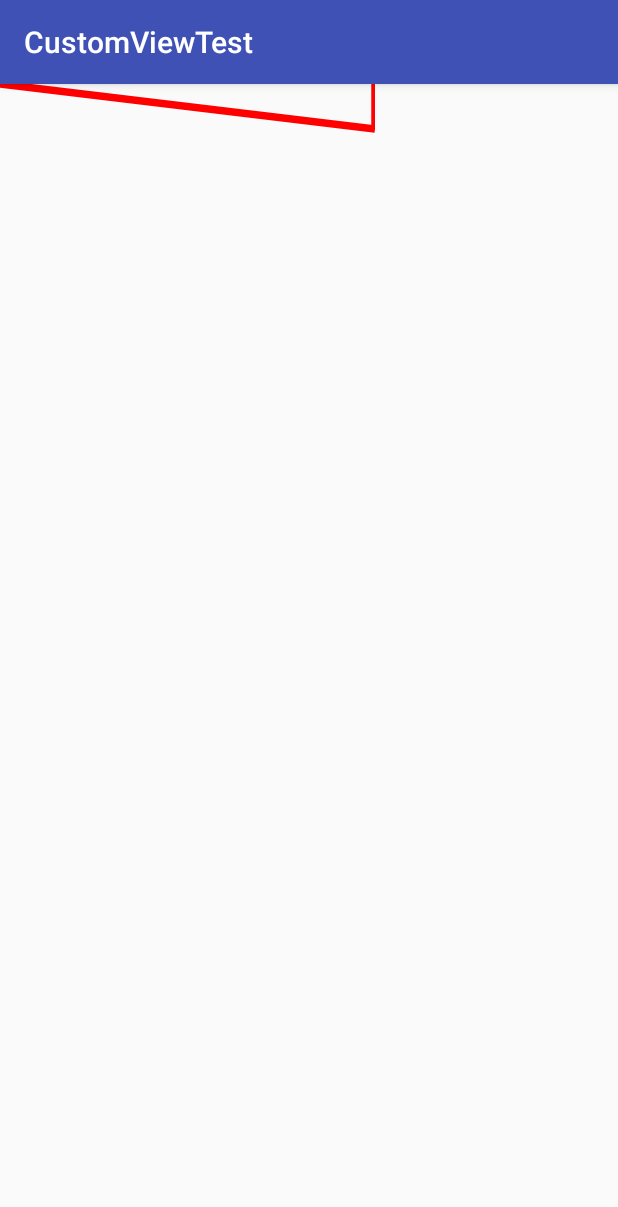
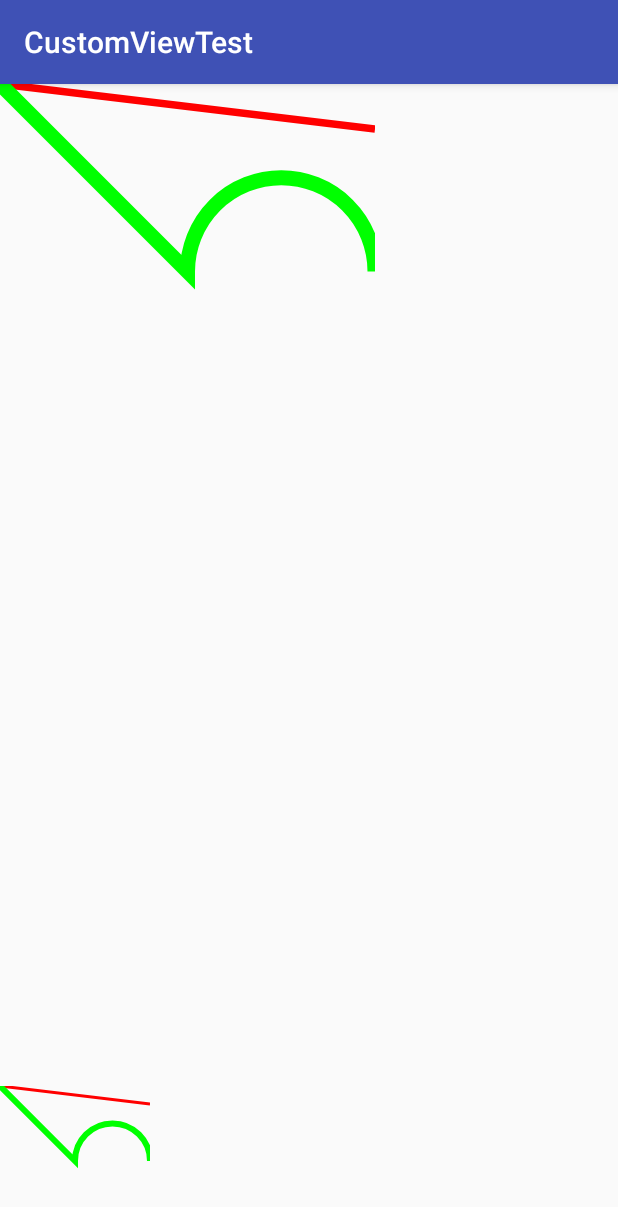
Before and after one commit to xiaweizi/CustomViewTest, an Android app: the VectorActivity screen opened directly, with no data from a screen before it, on a phone screen of 412 x 824 dp. Shown: the top 1207 px of the screen. Run offline under Robolectric (Android 15) with nearby library versions, the light colour scheme and no system bars.

Commit message:
[dev] 适量图动画效果添加

```diff
--- a/app/build.gradle
+++ b/app/build.gradle
@@ -4,7 +4,7 @@ android {
     compileSdkVersion 26
     defaultConfig {
         applicationId "com.example.xiaweizi.customviewtest"
-        minSdkVersion 15
+        minSdkVersion 21
         targetSdkVersion 26
         versionCode 1
         versionName "1.0"
--- a/app/src/main/java/com/example/xiaweizi/customviewtest/VectorActivity.java
+++ b/app/src/main/java/com/example/xiaweizi/customviewtest/VectorActivity.java
@@ -1,13 +1,30 @@
 package com.example.xiaweizi.customviewtest;
 
+import android.graphics.drawable.Animatable;
+import android.graphics.drawable.Drawable;
+import android.os.Bundle;
 import android.support.v7.app.AppCompatActivity;
-import android.os.Bundle;
+import android.view.View;
+import android.widget.ImageView;
 
 public class VectorActivity extends AppCompatActivity {
+
+    private ImageView mIv;
 
     @Override
     protected void onCreate(Bundle savedInstanceState) {
         super.onCreate(savedInstanceState);
         setContentView(R.layout.activity_vector);
+        mIv = findViewById(R.id.iv_svg);
+        mIv.setOnClickListener(new View.OnClickListener() {
+            @Override
+            public void onClick(View v) {
+                Drawable drawable = mIv.getDrawable();
+                if (drawable instanceof Animatable) {
+                    ((Animatable) drawable).start();
+                }
+            }
+        });
+
     }
 }
--- /dev/null
+++ b/app/src/main/res/animator/animate_value_change.xml
@@ -0,0 +1,8 @@
+<?xml version="1.0" encoding="utf-8"?>
+<objectAnimator xmlns:android="http://schemas.android.com/apk/res/android"
+    android:duration="4000"
+    android:propertyName="trimPathEnd"
+    android:valueFrom="0"
+    android:valueTo="1">
+
+</objectAnimator>
--- a/app/src/main/res/drawable/svg_common.xml
+++ b/app/src/main/res/drawable/svg_common.xml
@@ -6,14 +6,16 @@
     android:viewportWidth="100">
 
     <path
-        android:strokeColor="#f00"
-        android:strokeWidth="2"
-        android:pathData="M100,0 L100,12"
-        />
-
-    <path
+        android:name="path1"
         android:strokeColor="#f00"
         android:strokeWidth="2"
         android:pathData="M0,0 L100,12"
         />
+
+    <path
+        android:name="path2"
+        android:strokeColor="#0f0"
+        android:strokeWidth="4"
+        android:pathData="M0,0 L50,50 A9,9 0 1,1 100,50"
+        />
 </vector>
--- /dev/null
+++ b/app/src/main/res/drawable/vector_animate1.xml
@@ -0,0 +1,13 @@
+<?xml version="1.0" encoding="utf-8"?>
+<animated-vector xmlns:android="http://schemas.android.com/apk/res/android"
+    android:drawable="@drawable/svg_common">
+
+    <target
+        android:animation="@animator/animate_value_change"
+        android:name="path1"/>
+
+    <target
+        android:animation="@animator/animate_value_change"
+        android:name="path2"/>
+
+</animated-vector>
--- a/app/src/main/res/layout/activity_vector.xml
+++ b/app/src/main/res/layout/activity_vector.xml
@@ -7,8 +7,15 @@
     tools:context="com.example.xiaweizi.customviewtest.VectorActivity">
 
     <ImageView
+        android:id="@+id/iv_svg"
         android:layout_width="250dp"
         android:layout_height="250dp"
-        android:src="@drawable/svg_common"/>
+        android:src="@drawable/vector_animate1" />
+
+    <Button
+        android:layout_width="wrap_content"
+        android:layout_height="wrap_content"
+        android:background="@drawable/svg_common"
+        app:layout_constraintBottom_toBottomOf="parent" />
 
 </android.support.constraint.ConstraintLayout>
```
